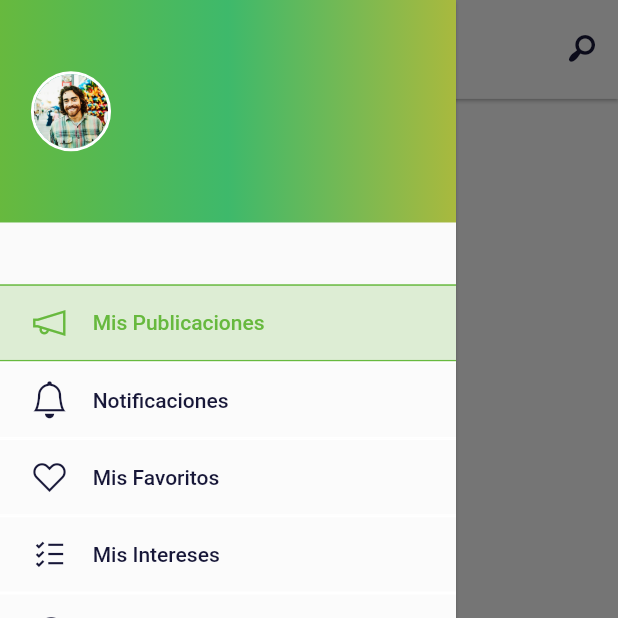
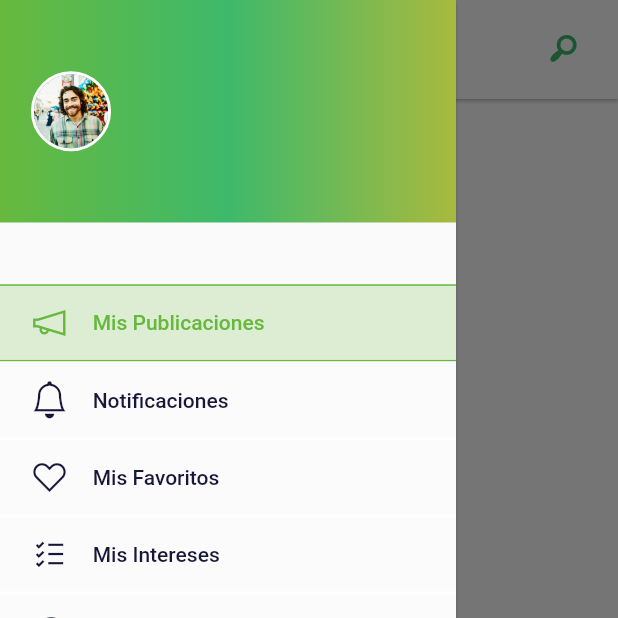
Before and after one commit to jhonandres0322/uisads_app, a Flutter app: the MainPage screen opened by its route, with the side drawer open, on a phone screen of 412 x 824 dp, the top half of it. Run offline on Flutter 3.47's test engine with Material 2 defaults, Android fonts, the phone set to English and light mode, and no system bars; our stand-ins replace card_swiper, flutter_screenutil, google_fonts, image_picker, shared_preferences, toggle_switch; accounts and stored records are empty; network calls fail.

Commit message:
UDW53: Ajuste MainPage y creacion de customAlertDialog

```diff
--- a/lib/src/screens/main_page.dart
+++ b/lib/src/screens/main_page.dart
@@ -1,4 +1,5 @@
 import 'package:flutter/material.dart';
+import 'package:google_fonts/google_fonts.dart';
 import 'package:provider/provider.dart';
 
 import 'package:uisads_app/src/constants/import_constants.dart';
@@ -17,20 +18,30 @@ class MainPage extends StatelessWidget {
     final mainPageProvider = Provider.of<MainPageProvider>(context);
     return Scaffold(
       appBar: AppBar(
+        leading: Builder(
+        builder: (BuildContext context) {
+          return IconButton(
+            icon: const Icon(Icons.menu),
+            onPressed: () { Scaffold.of(context).openDrawer(); },
+            tooltip: MaterialLocalizations.of(context).openAppDrawerTooltip,
+          );
+        },
+        ),
+        iconTheme: const IconThemeData(color: AppColors.third),
         automaticallyImplyLeading: false,
         toolbarHeight: size.height * 0.08,
         backgroundColor: Colors.white,
         actions: [
           SizedBox(
-            width: size.width * 0.05,
+            width: size.width * 0.15,
           ),
           CirclePerfilAvatar(
             width: size.width * 0.06,
             height: size.height * 0.06,
           ),
-          const Spacer(),
+          Spacer(),
           IconButton(
-            icon: const Icon(CustomUisIcons.search_right),
+            icon: Icon(CustomUisIcons.search_right),
             onPressed: () {
               showSearch(
                 context: context,
@@ -38,9 +49,13 @@ class MainPage extends StatelessWidget {
               );
             },
           ),
+          SizedBox(
+            width: size.width * 0.03,
+          )
         ],
       ),
       drawer: const DrawerCustom(),
+      drawerEnableOpenDragGesture: false,
       body: Builder(
         builder: (context) {
           return Column(
@@ -49,7 +64,7 @@ class MainPage extends StatelessWidget {
               SizedBox(
                   width: double.infinity,
                   // color: Colors.yellow,
-                  height: size.height * 0.15,
+                  height: size.height * 0.10,
                   child: const _ListaCategorias()
               ),
               // CardTable para los anuncios mostrados
@@ -121,7 +136,7 @@ class CirclePerfilAvatar extends StatelessWidget {
     // Obtenemos los valores de la pantalla
     return InkWell(
       onTap: () {
-        Scaffold.of(context).openDrawer();
+        // Scaffold.of(context).openDrawer();
       },
       child: SizedBox(
         height: height,
@@ -172,12 +187,22 @@ class _BarraPerfilNombre extends StatelessWidget {
             width: height + 5,
           ),
           // Texto de nombre del usuario conectado
+          Text(
+            'Hola,',
+            textAlign: TextAlign.right,
+            style: TextStyle(
+              fontFamily: GoogleFonts.robotoSlab().fontFamily,
+              fontWeight: FontWeight.w600,
+              fontSize: 10,
+              color: AppColors.titles,
+            ),
+          ),
           Text(nombreUser,
               overflow: TextOverflow.fade,
               textAlign: TextAlign.right,
-              style: const TextStyle(
+              style: TextStyle(
                   color: AppColors.titles,
-                  fontFamily: 'Roboto',
+                  fontFamily: GoogleFonts.roboto().fontFamily,
                   fontWeight: FontWeight.w400,
                   fontSize: 10)),
           const SizedBox(
```
Also changed, not shown: lib/src/widgets/custom_alert_dialog.dart (added, +75 -0 lines).
